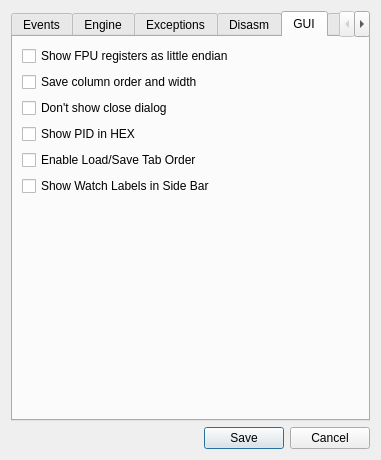
Above: src/gui/Src/Gui/SettingsDialog.ui from x64dbg/x64dbg before the change. Below: the same form after it.
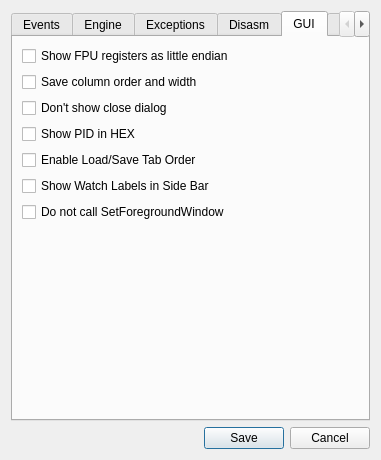
That is the form after the change. The open tabs and pages were chosen to show the change. Icons and pictures are not drawn.

Commit message: GUI: no SetForegroundWindow in SettingsDialog

Patch:
```diff
--- a/src/gui/Src/Gui/SettingsDialog.ui
+++ b/src/gui/Src/Gui/SettingsDialog.ui
@@ -515,6 +515,13 @@
          </property>
         </widget>
        </item>
+       <item>
+        <widget class="QCheckBox" name="chkNoForegroundWindow">
+         <property name="text">
+          <string>Do not call SetForegroundWindow</string>
+         </property>
+        </widget>
+       </item>
        <item>
         <spacer name="verticalSpacer_7">
          <property name="orientation">
```
The commit also changes 2 other files.
